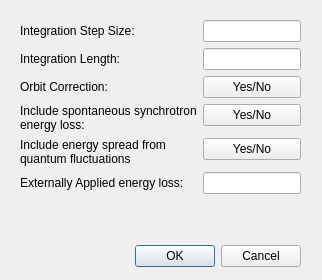
Before: the Qt Designer form radtrack/ui/simcongenesis.ui in aerosadegh/radtrack, drawn with Qt 5.
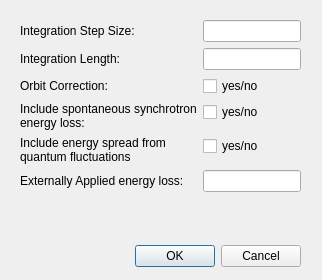
After: the same form once the commit is applied.

What changed in the file:
```diff
--- a/radtrack/ui/simcongenesis.ui
+++ b/radtrack/ui/simcongenesis.ui
@@ -66,13 +66,6 @@
       </property>
      </widget>
     </item>
-    <item row="2" column="1">
-     <widget class="QPushButton" name="iorb">
-      <property name="text">
-       <string>Yes/No</string>
-      </property>
-     </widget>
-    </item>
     <item row="3" column="0">
      <widget class="QLabel" name="label_4">
       <property name="text">
@@ -81,13 +74,6 @@
       </property>
      </widget>
     </item>
-    <item row="3" column="1">
-     <widget class="QPushButton" name="isravg">
-      <property name="text">
-       <string>Yes/No</string>
-      </property>
-     </widget>
-    </item>
     <item row="4" column="0">
      <widget class="QLabel" name="label_5">
       <property name="text">
@@ -96,13 +82,6 @@
       </property>
      </widget>
     </item>
-    <item row="4" column="1">
-     <widget class="QPushButton" name="isrsig">
-      <property name="text">
-       <string>Yes/No</string>
-      </property>
-     </widget>
-    </item>
     <item row="5" column="0">
      <widget class="QLabel" name="label_6">
       <property name="text">
@@ -113,6 +92,27 @@
     <item row="5" column="1">
      <widget class="QLineEdit" name="eloss"/>
     </item>
+    <item row="2" column="1">
+     <widget class="QCheckBox" name="iorb">
+      <property name="text">
+       <string>yes/no</string>
+      </property>
+     </widget>
+    </item>
+    <item row="3" column="1">
+     <widget class="QCheckBox" name="isravg">
+      <property name="text">
+       <string>yes/no</string>
+      </property>
+     </widget>
+    </item>
+    <item row="4" column="1">
+     <widget class="QCheckBox" name="isrsig">
+      <property name="text">
+       <string>yes/no</string>
+      </property>
+     </widget>
+    </item>
    </layout>
   </widget>
  </widget>
```
